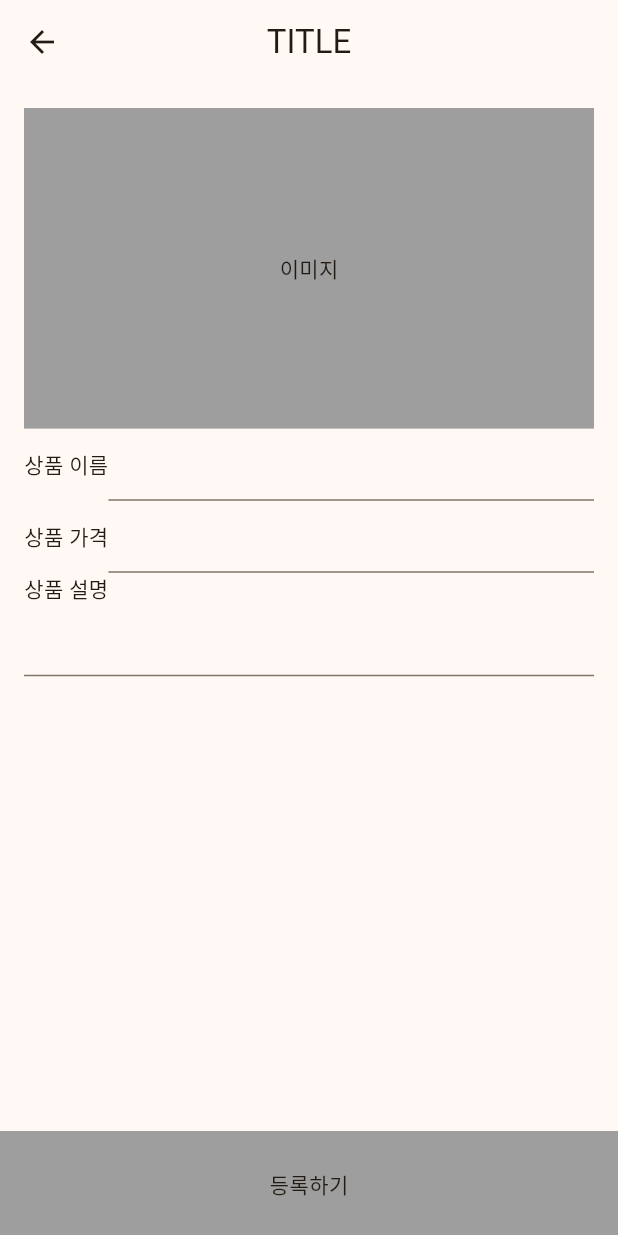
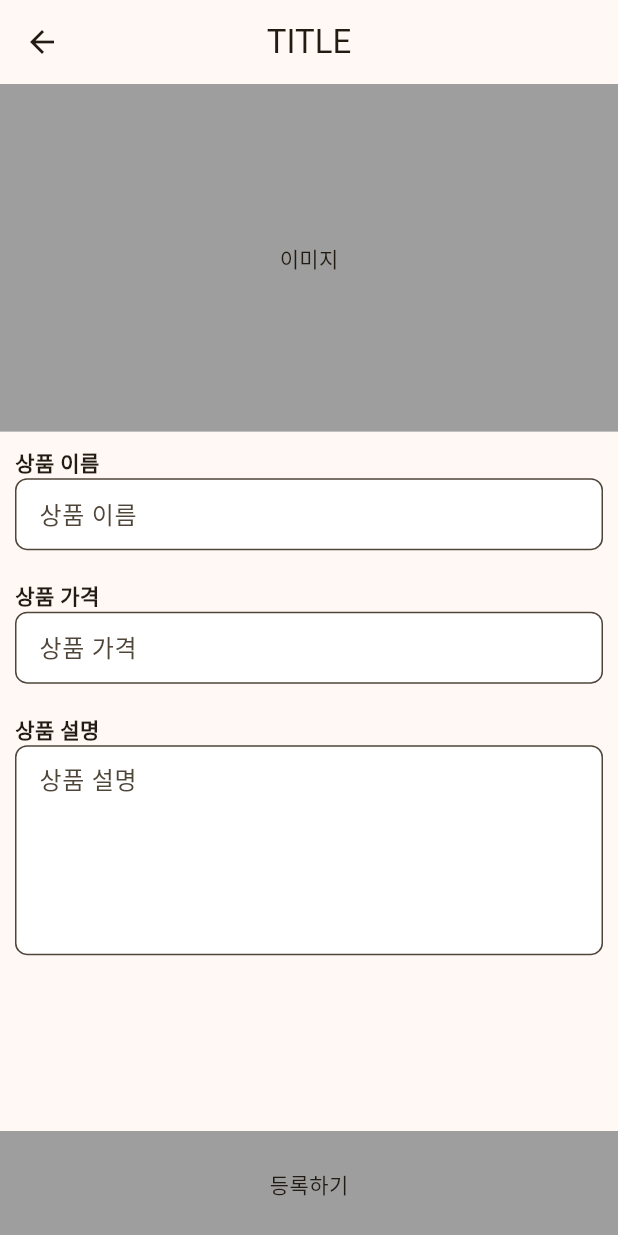
Before and after one commit to flutter-team3/monggeul-market, a Flutter app: the ProductRegisterPage screen opened directly, on a phone screen of 412 x 824 dp. Run offline on Flutter 3.47's test engine with Material 3 defaults, Android fonts, the phone set to English and light mode, and no system bars; missing offline and left inert: dart:ffi; network calls fail.

Commit message:
feat: 입력폼 디자인 추가

```diff
--- a/lib/ui/product_register/product_register_page.dart
+++ b/lib/ui/product_register/product_register_page.dart
@@ -1,8 +1,22 @@
 import 'package:flutter/material.dart';
+import 'package:flutter/services.dart';
+import 'package:project_name_change/app/constants/app_colors.dart';
+import 'package:project_name_change/model/category.dart';
+import 'package:project_name_change/model/product.dart';
 
-class ProductRegisterPage extends StatelessWidget {
+class ProductRegisterPage extends StatefulWidget {
   const ProductRegisterPage({super.key});
 
+  @override
+  State<ProductRegisterPage> createState() => _ProductRegisterPageState();
+}
+
+class _ProductRegisterPageState extends State<ProductRegisterPage> {
+  //image 추가 예정
+  String? name;
+  String? description;
+  int? price;
+  Category? category;
   @override
   Widget build(BuildContext context) {
     return Scaffold(
@@ -13,16 +27,85 @@ class ProductRegisterPage extends StatelessWidget {
           children: [
             Expanded(
               child: SingleChildScrollView(
-                padding: const EdgeInsets.all(16),
                 child: Column(
                   crossAxisAlignment: CrossAxisAlignment.start,
                   children: [
                     AspectRatio(aspectRatio: 16 / 9, child: Container(width: double.infinity, color: Colors.grey, child: Center(child: Text('이미지')))),
-                    Row(children: [Text("상품 이름"), Expanded(child: TextField())]),
-                    Row(children: [Text("상품 가격"), Expanded(child: TextField())]),
 
-                    Text("상품 설명"),
-                    TextField(),
+                    Padding(
+                      padding: EdgeInsets.all(10),
+                      child: Column(
+                        crossAxisAlignment: CrossAxisAlignment.start,
+                        children: [
+                          Text("상품 이름", style: TextStyle(fontWeight: FontWeight.bold)),
+                          TextField(
+                            onChanged: (value) {
+                              setState(() {
+                                name = value;
+                              });
+                            },
+                            decoration: InputDecoration(
+                              hintText: "상품 이름",
+                              border: OutlineInputBorder(borderRadius: BorderRadius.circular(8)),
+                              fillColor: Colors.white,
+                              filled: true,
+                              contentPadding: EdgeInsets.symmetric(horizontal: 12, vertical: 10),
+                            ),
+                          ),
+                        ],
+                      ),
+                    ),
+                    Padding(
+                      padding: EdgeInsets.all(10),
+                      child: Column(
+                        crossAxisAlignment: CrossAxisAlignment.start,
+                        children: [
+                          Text("상품 가격", style: TextStyle(fontWeight: FontWeight.bold)),
+                          TextField(
+                            inputFormatters: [FilteringTextInputFormatter.digitsOnly], // 숫자만 입력
+                            onChanged: (value) {
+                              setState(() {
+                                price = int.parse(value);
+                              });
+                            },
+                            keyboardType: TextInputType.number,
+                            decoration: InputDecoration(
+                              hintText: "상품 가격",
+                              border: OutlineInputBorder(borderRadius: BorderRadius.circular(8)),
+                              fillColor: Colors.white,
+                              filled: true,
+                              contentPadding: EdgeInsets.symmetric(horizontal: 12, vertical: 10),
+                            ),
+                          ),
+                        ],
+                      ),
+                    ),
+
+                    Padding(
+                      padding: EdgeInsets.all(10),
+                      child: Column(
+                        crossAxisAlignment: CrossAxisAlignment.start,
+                        children: [
+                          Text("상품 설명", style: TextStyle(fontWeight: FontWeight.bold)),
+                          TextField(
+                            onChanged: (value) {
+                              setState(() {
+                                description = value;
+                              });
+                            },
+                            maxLines: 5,
+                            minLines: 5,
+                            decoration: InputDecoration(
+                              hintText: "상품 설명",
+                              border: OutlineInputBorder(borderRadius: BorderRadius.circular(8)),
+                              fillColor: Colors.white,
+                              filled: true,
+                              contentPadding: EdgeInsets.symmetric(horizontal: 12, vertical: 10),
+                            ),
+                          ),
+                        ],
+                      ),
+                    ),
                   ],
                 ),
               ),
```
